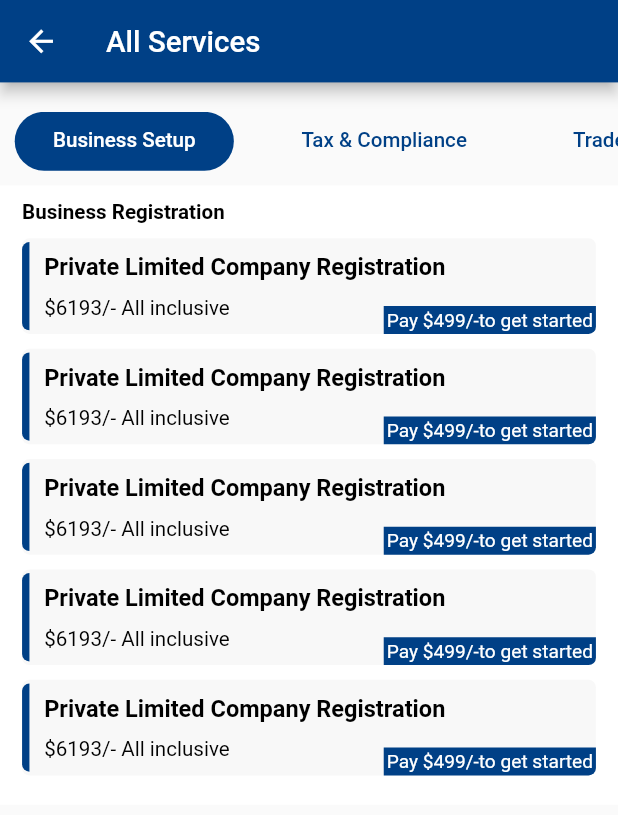
After one commit to parthh75/igli_app, a Flutter app: the screen it shows after launch, item 2 of the bottom bar chosen, after a tap on "Explore Services", on a phone screen of 412 x 824 dp. The commit adds this screen. Shown: the top 815 px of the screen. Run offline on Flutter 3.47's test engine with Material 2 defaults, Android fonts, the phone set to English and light mode, and no system bars; our stand-ins replace get, google_fonts, responsive_framework; statements that could not run were skipped.

Commit message:
Rahul 9/11/2022

```diff
--- a/lib/view/main_screen.dart
+++ b/lib/view/main_screen.dart
@@ -1,10 +1,10 @@
 import 'package:flutter/material.dart';
 import 'package:get/get.dart';
 import 'package:igli_financial/view/more/more_main.dart';
-import 'package:igli_financial/view/more/myServices.dart';
+import 'package:igli_financial/view/more/My_Services/myServices.dart';
 
 import '../utilities/colors.dart';
-import 'more/payment.dart';
+import 'more/Payment/payment.dart';
 
 class MainScreen extends StatefulWidget {
   const MainScreen({super.key});
@@ -58,7 +58,7 @@ class _MainScreenState extends State<MainScreen> {
                 ),
               ]),
               height: 50,
-              width: Get.width,
+              width:double.infinity,
               child: Row(
                 children: [
                   Image.asset("assets/image/igliLogo.png", height: 30, width: 180, fit: BoxFit.fill).paddingOnly(left: 15),
--- /dev/null
+++ b/lib/view/more/My_Services/All_Services/all_services.dart
@@ -0,0 +1,158 @@
+import 'package:flutter/material.dart';
+import 'package:get/get.dart';
+import 'package:igli_financial/view/more/My_Services/myServices.dart';
+
+import '../../../../utilities/colors.dart';
+
+class AllServices extends StatefulWidget {
+  const AllServices({Key? key}) : super(key: key);
+
+  @override
+  State<AllServices> createState() => _AllServicesState();
+}
+
+class _AllServicesState extends State<AllServices> {
+  List<Tab> tabs = [
+    Tab(child: Text("Business Setup").paddingSymmetric(horizontal: 20)),
+    Tab(child: Text("Tax & Compliance").paddingSymmetric(horizontal: 20)),
+    Tab(child: Text("TradeMark & IP").paddingSymmetric(horizontal: 20)),
+    Tab(child: Text("Fundraising").paddingSymmetric(horizontal: 20)),
+    Tab(child: Text("NGO").paddingSymmetric(horizontal: 20)),
+    Tab(child: Text("Property & Renewal").paddingSymmetric(horizontal: 20)),
+
+  ];
+
+  List<Widget> tabsContent = [
+    BusinessSetupTab(),
+    RenewalTab(),
+    CompletedTab(),
+    ClosedTab(),
+    ClosedTab(),
+    ClosedTab(),
+  ];
+  @override
+  Widget build(BuildContext context) {
+    return DefaultTabController(
+      length: tabs.length,
+      child: Scaffold(
+
+        appBar: AppBar(title: Text("All Services")),
+        body: Column(
+          crossAxisAlignment: CrossAxisAlignment.start,
+          children: [
+            SizedBox(height: 20),
+            PreferredSize(
+              preferredSize: Size.fromHeight(30),
+              child: Container(
+                height: 40,
+                // color: colorFFFFFF,
+                child: TabBar(
+
+                  indicatorColor: Colors.black,
+                  isScrollable: true,
+                  tabs: tabs,
+                  labelColor: colorFFFFFF,
+                  indicator: BoxDecoration(borderRadius: BorderRadius.circular(100),color: colorPrimary),
+                  indicatorPadding: EdgeInsets.symmetric(horizontal: 10),
+                  unselectedLabelColor:colorPrimary ,
+                  //labelStyle: TextStyle(fontSize: 15,fontWeight: FontWeight.w500),
+
+
+                ),
+              ),
+            ),
+            Expanded(
+              child: TabBarView(
+                children: tabsContent,
+              ),
+            ),
+          ],
+        ),
+      ),
+    );
+  }
+}
+
+
+class BusinessSetupTab extends StatelessWidget {
+  const BusinessSetupTab({Key? key}) : super(key: key);
+
+  @override
+  Widget build(BuildContext context) {
+    return SingleChildScrollView(
+      child: Column(
+        children: [
+          commonListView().paddingSymmetric(vertical: 10)
+        ],
+      ),
+    );
+  }
+}
+
+
+Widget commonListView(){
+  return Container(
+    color: colorFFFFFF,
+    padding: EdgeInsets.only(left: 15,right: 15,bottom: 20,top: 10),
+    child: Column(
+      crossAxisAlignment: CrossAxisAlignment.start,
+      children: [
+        Text("Business Registration",style: TextStyle(
+          fontWeight: FontWeight.w600,
+          color: colors000000
+        )),
+        ListView.builder(
+          physics: NeverScrollableScrollPhysics(),
+          shrinkWrap: true,
+          itemCount: 5,
+          itemBuilder: (context, index) => Stack(
+            alignment: Alignment.bottomRight,
+            children: [
+              Container(
+                width: double.infinity,
+                decoration: BoxDecoration(
+                  color: colorF8F8F8,
+                  borderRadius:
+                    BorderRadius.circular(5),
+                ),
+                child: Row(
+                  mainAxisAlignment: MainAxisAlignment.start,
+                  children: [
+                    Container(
+                      width: 5,
+                      height: 60,
+                      decoration: BoxDecoration(
+                        borderRadius: BorderRadius.only(topLeft: Radius.circular(5),bottomLeft: Radius.circular(5)),
+                        color: colorPrimary
+                      ),
+                    ),
+                    SizedBox(width: 10),
+                    Expanded(
+                      child: Column(
+                        crossAxisAlignment: CrossAxisAlignment.start,
+                        children: [
+
+                          Text("Private Limited Company Registration",style: TextStyle(color: colors000000,fontWeight: FontWeight.w700,fontSize: 16),).paddingSymmetric(vertical: 10),
+                          Text("\$6193/- All inclusive",style: TextStyle(color: colors000000,),).paddingOnly(bottom: 10)
+
+                        ],
+                      ),
+                    )
+                  ],
+                ),
+              ).paddingOnly(top: 10),
+              Container(
+                decoration: BoxDecoration(
+                    color: colorPrimary,
+                    borderRadius: BorderRadius.only(bottomRight: Radius.circular(5))
+                ),
+                child: Text(
+                    "Pay \$499/-to get started",style: TextStyle(color: colorFFFFFF,fontSize: 13),
+                ).paddingSymmetric(vertical: 2,horizontal: 2),
+              ),
+            ],
+          ),)
+      ],
+    ),
+  );
+}
--- a/lib/view/more/payment.dart
+++ b/lib/view/more/My_Services/myServices.dart
@@ -1,26 +1,29 @@
 import 'package:flutter/material.dart';
 import 'package:get/get.dart';
+import 'package:igli_financial/utilities/colors.dart';
+import 'package:igli_financial/view/more/My_Services/All_Services/all_services.dart';
 
-import '../../utilities/colors.dart';
-import 'myServices.dart';
-
-class PaymentsScreen extends StatefulWidget {
-  const PaymentsScreen({Key? key}) : super(key: key);
+class MyServicesScreen extends StatefulWidget {
+  const MyServicesScreen({Key? key}) : super(key: key);
 
   @override
-  State<PaymentsScreen> createState() => _PaymentsScreenState();
+  State<MyServicesScreen> createState() => _MyServicesScreenState();
 }
 
-class _PaymentsScreenState extends State<PaymentsScreen> {
+class _MyServicesScreenState extends State<MyServicesScreen> {
   List<Tab> tabs = [
-    Tab(child: Text("Due").paddingSymmetric(horizontal: 20)),
+    Tab(child: Text("Ongoing").paddingSymmetric(horizontal: 20)),
+    Tab(child: Text("Renewal").paddingSymmetric(horizontal: 20)),
     Tab(child: Text("Completed").paddingSymmetric(horizontal: 20)),
+    Tab(child: Text("Colsed").paddingSymmetric(horizontal: 20)),
 
   ];
+
   List<Widget> tabsContent = [
     OngoingTab(),
     RenewalTab(),
-
+    CompletedTab(),
+    ClosedTab()
   ];
 
   @override
@@ -67,7 +70,6 @@ class _PaymentsScreenState extends State<PaymentsScreen> {
 }
 
 
-
 class OngoingTab extends StatefulWidget {
   const OngoingTab({Key? key}) : super(key: key);
 
@@ -78,7 +80,11 @@ class OngoingTab extends StatefulWidget {
 class _OngoingTabState extends State<OngoingTab> {
   @override
   Widget build(BuildContext context) {
-    return Center(child: Container(child: Text("Due"),));
+    return Center(child: ElevatedButton(
+      onPressed: (){Get.to(AllServices());},
+      child: Text("Explore Services"),
+      style: ButtonStyle(backgroundColor: MaterialStateProperty.all(colorPrimary)),
+    ));
   }
 }
 
@@ -93,6 +99,34 @@ class RenewalTab extends StatefulWidget {
 class _RenewalTabState extends State<RenewalTab> {
   @override
   Widget build(BuildContext context) {
+    return Center(child: Container(child: Text("Renewal"),));
+  }
+}
+
+class CompletedTab extends StatefulWidget {
+  const CompletedTab({Key? key}) : super(key: key);
+
+  @override
+  State<CompletedTab> createState() => _CompletedTabState();
+}
+
+class _CompletedTabState extends State<CompletedTab> {
+  @override
+  Widget build(BuildContext context) {
     return Center(child: Container(child: Text("Completed"),));
   }
 }
+
+class ClosedTab extends StatefulWidget {
+  const ClosedTab({Key? key}) : super(key: key);
+
+  @override
+  State<ClosedTab> createState() => _ClosedTabState();
+}
+
+class _ClosedTabState extends State<ClosedTab> {
+  @override
+  Widget build(BuildContext context) {
+    return Center(child: Container(child: Text("Closed"),));
+  }
+}
--- a/lib/view/more/myServices.dart
+++ b/lib/view/more/Payment/payment.dart
@@ -1,28 +1,26 @@
 import 'package:flutter/material.dart';
 import 'package:get/get.dart';
-import 'package:igli_financial/utilities/colors.dart';
 
-class MyServicesScreen extends StatefulWidget {
-  const MyServicesScreen({Key? key}) : super(key: key);
+import '../../../utilities/colors.dart';
+import '../My_Services/myServices.dart';
+
+class PaymentsScreen extends StatefulWidget {
+  const PaymentsScreen({Key? key}) : super(key: key);
 
   @override
-  State<MyServicesScreen> createState() => _MyServicesScreenState();
+  State<PaymentsScreen> createState() => _PaymentsScreenState();
 }
 
-class _MyServicesScreenState extends State<MyServicesScreen> {
+class _PaymentsScreenState extends State<PaymentsScreen> {
   List<Tab> tabs = [
-    Tab(child: Text("Ongoing").paddingSymmetric(horizontal: 20)),
-    Tab(child: Text("Renewal").paddingSymmetric(horizontal: 20)),
+    Tab(child: Text("Due").paddingSymmetric(horizontal: 20)),
     Tab(child: Text("Completed").paddingSymmetric(horizontal: 20)),
-    Tab(child: Text("Colsed").paddingSymmetric(horizontal: 20)),
 
   ];
-
   List<Widget> tabsContent = [
     OngoingTab(),
     RenewalTab(),
-    CompletedTab(),
-    ClosedTab()
+
   ];
 
   @override
@@ -69,6 +67,7 @@ class _MyServicesScreenState extends State<MyServicesScreen> {
 }
 
 
+
 class OngoingTab extends StatefulWidget {
   const OngoingTab({Key? key}) : super(key: key);
 
@@ -79,7 +78,7 @@ class OngoingTab extends StatefulWidget {
 class _OngoingTabState extends State<OngoingTab> {
   @override
   Widget build(BuildContext context) {
-    return Center(child: Container(child: Text("Ongoing"),));
+    return Center(child: Container(child: Text("Due"),));
   }
 }
 
@@ -94,34 +93,6 @@ class RenewalTab extends StatefulWidget {
 class _RenewalTabState extends State<RenewalTab> {
   @override
   Widget build(BuildContext context) {
-    return Center(child: Container(child: Text("Renewal"),));
-  }
-}
-
-class CompletedTab extends StatefulWidget {
-  const CompletedTab({Key? key}) : super(key: key);
-
-  @override
-  State<CompletedTab> createState() => _CompletedTabState();
-}
-
-class _CompletedTabState extends State<CompletedTab> {
-  @override
-  Widget build(BuildContext context) {
     return Center(child: Container(child: Text("Completed"),));
   }
 }
-
-class ClosedTab extends StatefulWidget {
-  const ClosedTab({Key? key}) : super(key: key);
-
-  @override
-  State<ClosedTab> createState() => _ClosedTabState();
-}
-
-class _ClosedTabState extends State<ClosedTab> {
-  @override
-  Widget build(BuildContext context) {
-    return Center(child: Container(child: Text("Closed"),));
-  }
-}
```
Also changed, not shown: 1 other file.
